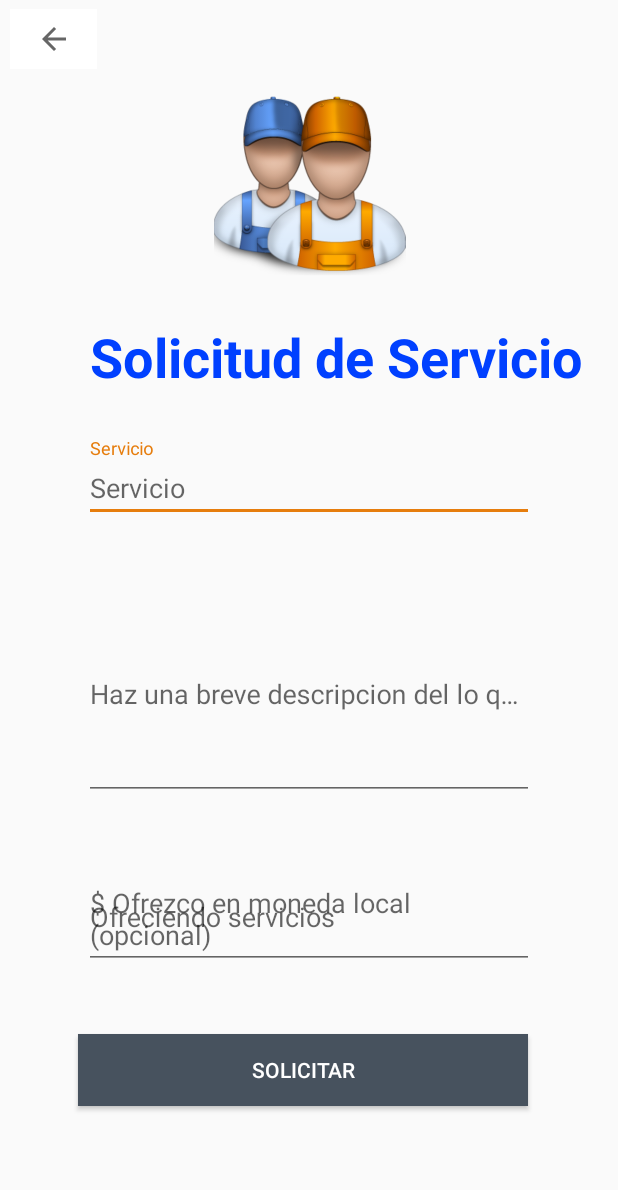
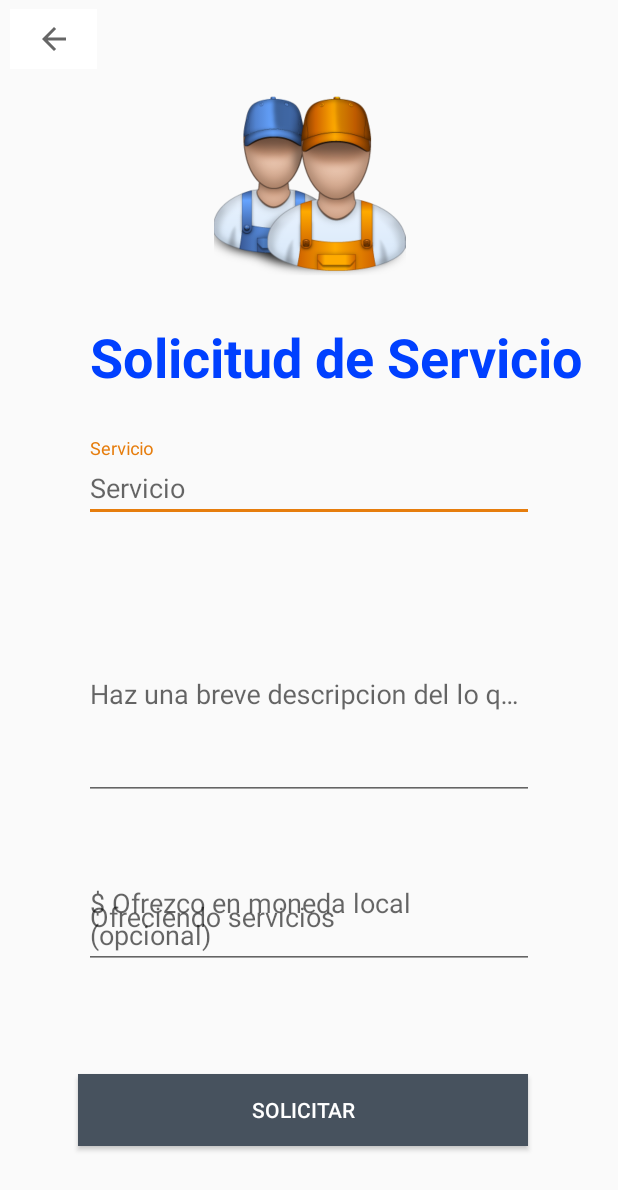
Before and after one commit to Brik000/APPExperto, an Android app: the layout activity_request_service.xml on its own in the app's theme, with its tools: preview values and no code run, on a phone screen of 412 x 824 dp. Shown: the top 1190 px of the screen. Run offline under Robolectric (Android 15) with nearby library versions, the phone set to English and light mode, and no system bars.

Commit message:
services implemented

```diff
--- a/AppExperto2020/app/src/main/res/layout/activity_request_service.xml
+++ b/AppExperto2020/app/src/main/res/layout/activity_request_service.xml
@@ -12,7 +12,7 @@
         android:layout_height="wrap_content"
         android:layout_gravity="center_vertical|end"
         android:layout_marginTop="25dp"
-        android:text="TextView"
+        android:text="@string/Screntitle"
         android:textColor="@color/blueExpert"
         android:textColorHighlight="@color/blueExpert"
         android:textColorHint="@color/blueExpert"
@@ -90,7 +90,7 @@
         android:layout_height="wrap_content"
         android:layout_marginStart="155dp"
         android:layout_marginLeft="155dp"
-        android:layout_marginTop="43dp"
+        android:layout_marginTop="10dp"
         android:layout_marginEnd="163dp"
         android:layout_marginRight="163dp"
         android:background="@color/gray2"
@@ -100,6 +100,7 @@
         android:textColorHighlight="@color/gray2"
         android:textColorHint="@color/blueExpert"
         android:textColorLink="@color/blueExpert"
+        app:layout_constraintBottom_toBottomOf="parent"
         app:layout_constraintEnd_toEndOf="parent"
         app:layout_constraintStart_toStartOf="parent"
         app:layout_constraintTop_toBottomOf="@+id/rewardrtxt" />
```
Also changed, not shown: AppExperto2020/app/src/main/java/com/example/appexperto2020/view/RequestServiceActivity.java (+12 -1 lines).
